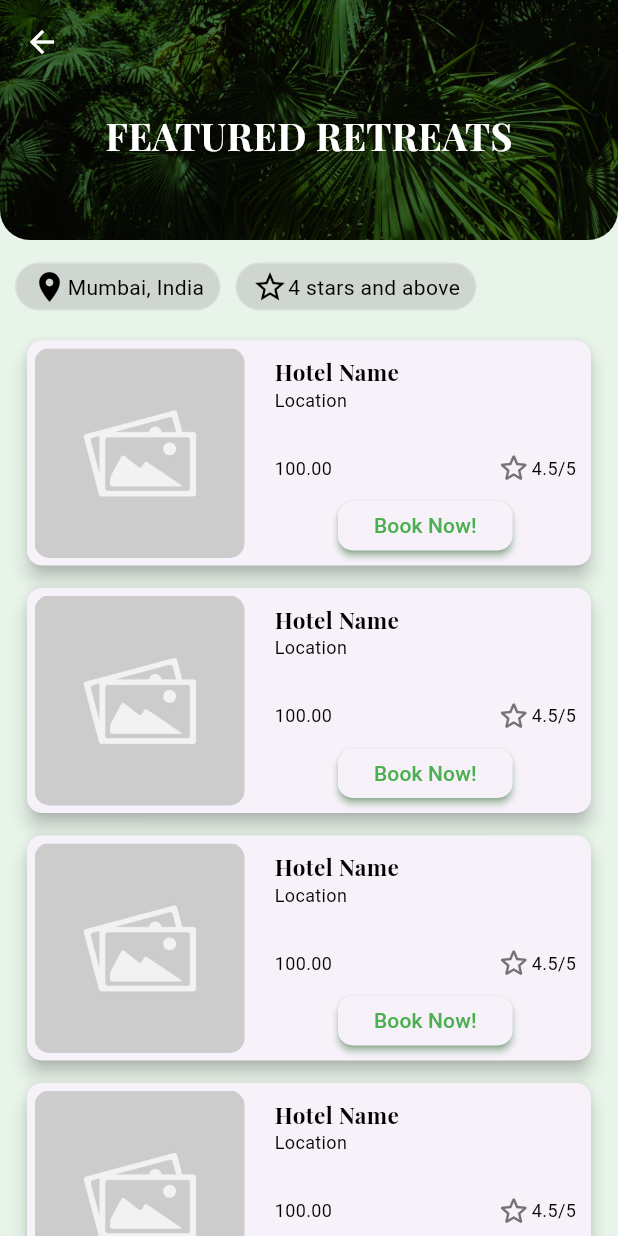
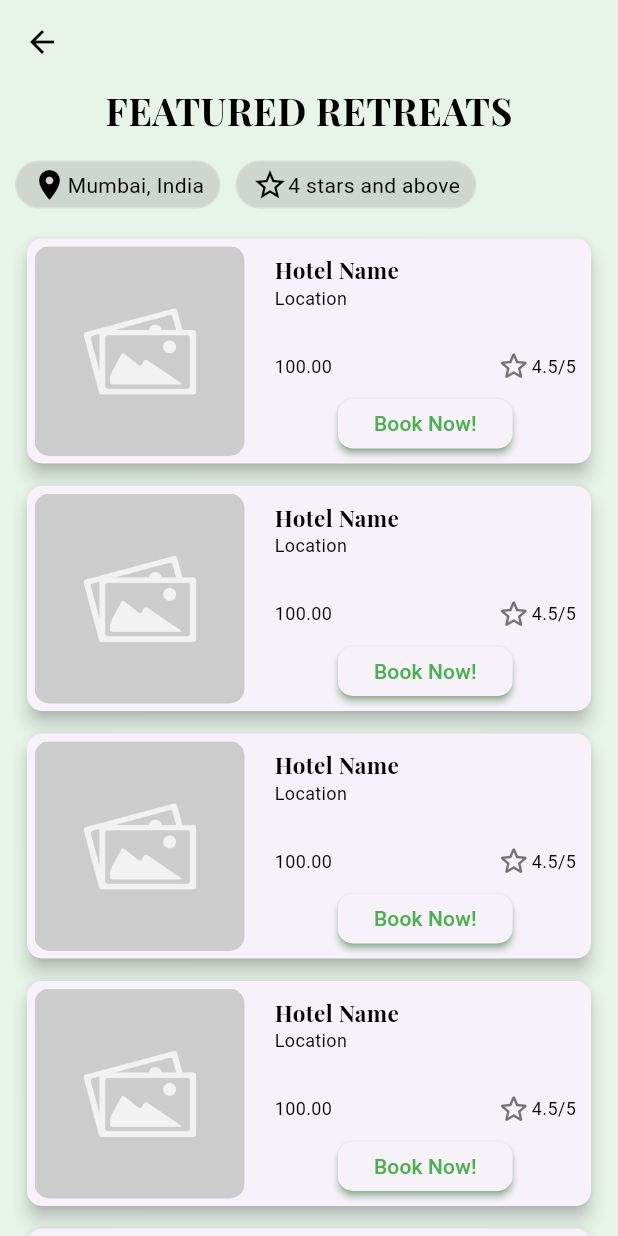
Before and after one commit to Mahhsssss/hotel-management-app, a Flutter app: the HotelHomepage screen opened directly, after a tap on "See all", on a phone screen of 412 x 824 dp. Run offline on Flutter 3.47's test engine with Material 3 defaults, Android fonts, the phone set to English and light mode, and no system bars; our stand-ins replace cloud_firestore, firebase_auth, firebase_core, getwidget, google_fonts; accounts and stored records are empty; generated files the repository leaves out were written again; Roboto replaces fonts that are missing (Poppins).

Commit message:
Small changes

```diff
--- a/lib/hotel screens/featured_retreats.dart
+++ b/lib/hotel screens/featured_retreats.dart
@@ -7,10 +7,10 @@ class FeaturedRetreats extends StatefulWidget {
   const FeaturedRetreats({super.key});
 
   @override
-  State<FeaturedRetreats> createState() => _RecommendedHotelsState();
+  State<FeaturedRetreats> createState() => _FeaturedRetreatsState();
 }
 
-class _RecommendedHotelsState extends State<FeaturedRetreats> {
+class _FeaturedRetreatsState extends State<FeaturedRetreats> {
   //Card Constructor
   final List<Map<String, dynamic>> hotels = [
     {
@@ -103,7 +103,7 @@ class _RecommendedHotelsState extends State<FeaturedRetreats> {
     String price,
     String ratings,
     String image,
-    Widget Function() pagebuilder,
+    Widget Function() pageBuilder,
   ) {
     return Card(
       margin: EdgeInsets.symmetric(vertical: 5, horizontal: 10),
@@ -166,7 +166,7 @@ class _RecommendedHotelsState extends State<FeaturedRetreats> {
                             Navigator.push(
                               context,
                               MaterialPageRoute(
-                                builder: (context) => pagebuilder(),
+                                builder: (context) => pageBuilder(),
                               ),
                             );
                           },
@@ -197,70 +197,25 @@ class _RecommendedHotelsState extends State<FeaturedRetreats> {
   @override
   Widget build(BuildContext context) {
     return Scaffold(
-      extendBodyBehindAppBar: true,
+      extendBodyBehindAppBar: false,
       backgroundColor: Color(0xFFE8F4EA),
       appBar: AppBar(
         backgroundColor: Colors.transparent,
         elevation: 0,
         leading: Navigator.canPop(context)
-            ? const BackButton(color: Colors.white)
+            ? const BackButton(color: Colors.black)
             : null,
         systemOverlayStyle: SystemUiOverlayStyle.light,
       ),
       body: SingleChildScrollView(
         child: Column(
+          crossAxisAlignment: CrossAxisAlignment.center,
           children: [
-            Stack(
-              children: [
-                ClipRRect(
-                  borderRadius: BorderRadius.only(
-                    bottomLeft: Radius.circular(20),
-                    bottomRight: Radius.circular(20),
-                  ),
-                  child: Container(
-                    padding: EdgeInsets.only(
-                      top:
-                          MediaQuery.of(context).padding.top +
-                          kToolbarHeight -
-                          20,
-                      left: 20,
-                      right: 20,
-                    ),
-                    height: 160,
-                    width: MediaQuery.of(context).size.width,
-                    decoration: BoxDecoration(
-                      image: DecorationImage(
-                        image: AssetImage(
-                          "assets/images/homepage-backdrop.jpg",
-                        ),
-                        fit: BoxFit.cover,
-                        colorFilter: const ColorFilter.mode(
-                          Color.fromARGB(255, 67, 117, 69),
-                          BlendMode.modulate,
-                        ),
-                      ),
-                    ),
-                    child: Column(
-                      crossAxisAlignment: CrossAxisAlignment.center,
-                      mainAxisAlignment: MainAxisAlignment.center,
-                      mainAxisSize: MainAxisSize.min,
-                      children: [
-                        Padding(
-                          padding: const EdgeInsets.only(bottom: 15),
-                          child: Text(
-                            'FEATURED RETREATS',
-                            style: AppWidget.headingcustomtext(
-                              Colors.white,
-                              25,
-                            ),
-                          ),
-                        ),
-                      ],
-                    ),
-                  ),
-                ),
-              ],
+            Text(
+              'FEATURED RETREATS',
+              style: AppWidget.headingcustomtext(Colors.black, 25),
             ),
+
             SizedBox(height: 15),
             Align(
               alignment: Alignment.centerLeft,
--- a/lib/hotel screens/hotel_homepage.dart
+++ b/lib/hotel screens/hotel_homepage.dart
@@ -169,7 +169,7 @@ class _HotelHomepageState extends State<HotelHomepage> {
                   left: 20,
                   right: 20,
                 ),
-                height: 220,
+                height: 180,
                 width: MediaQuery.of(context).size.width,
                 decoration: BoxDecoration(
                   image: DecorationImage(
@@ -182,6 +182,7 @@ class _HotelHomepageState extends State<HotelHomepage> {
                   ),
                 ),
                 child: Column(
+                  mainAxisAlignment: MainAxisAlignment.spaceEvenly,
                   crossAxisAlignment: CrossAxisAlignment.start,
                   mainAxisSize: MainAxisSize.min,
                   children: [
@@ -190,9 +191,9 @@ class _HotelHomepageState extends State<HotelHomepage> {
                       'Welcome to Hotel De Luna',
                       style: AppWidget.headingcustomtext(Colors.white, 25),
                     ),
-                    SizedBox(height: 10),
+
                     Container(
-                      margin: EdgeInsets.only(top: 15, right: 5, left: 5),
+                      margin: EdgeInsets.only(top: 15),
                       width: MediaQuery.of(context).size.width,
                       decoration: BoxDecoration(
                         color: const Color.fromARGB(130, 255, 255, 255),
@@ -327,7 +328,7 @@ class _HotelHomepageState extends State<HotelHomepage> {
                 ),
               ),
             ),
-            SizedBox(height: 20),
+            SizedBox(height: 15),
             SizedBox(
               height: 50,
               width: 275,
```
Also changed, not shown: lib/hotel screens/recommended_hotels.dart (+7 -52 lines), lib/onboarding.dart (+16 -3 lines).
